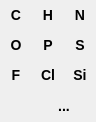
schrodinger/sketcher, file src/schrodinger/sketcher/ui/set_atom_widget.ui: the form before one commit.
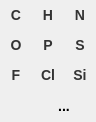
The form after the commit. Icons and pictures are not drawn. Custom widgets are drawn as their Qt base class.

Commit message: SKETCH-1527. Replace atom and bond wildcard icons with text equivalents

Diff of the .ui file:
```diff
--- a/src/schrodinger/sketcher/ui/set_atom_widget.ui
+++ b/src/schrodinger/sketcher/ui/set_atom_widget.ui
@@ -61,6 +61,7 @@
       <string notr="true">QToolButton {
 border : none;
 font: bold 14px;
+color: #333333;
 }</string>
      </property>
      <property name="text">
@@ -109,6 +110,7 @@
       <string notr="true">QToolButton {
 border : none;
 font: bold 14px;
+color: #333333;
 }</string>
      </property>
      <property name="text">
@@ -157,6 +159,7 @@
       <string notr="true">QToolButton {
 border : none;
 font: bold 14px;
+color: #333333;
 }</string>
      </property>
      <property name="text">
@@ -205,6 +208,7 @@
       <string notr="true">QToolButton {
 border : none;
 font: bold 14px;
+color: #333333;
 }</string>
      </property>
      <property name="text">
@@ -253,6 +257,7 @@
       <string notr="true">QToolButton {
 border : none;
 font: bold 14px;
+color: #333333;
 }</string>
      </property>
      <property name="text">
@@ -301,6 +306,7 @@
       <string notr="true">QToolButton {
 border : none;
 font: bold 14px;
+color: #333333;
 }</string>
      </property>
      <property name="text">
@@ -349,6 +355,7 @@
       <string notr="true">QToolButton {
 border : none;
 font: bold 14px;
+color: #333333;
 }</string>
      </property>
      <property name="text">
@@ -397,6 +404,7 @@
       <string notr="true">QToolButton {
 border : none;
 font: bold 14px;
+color: #333333;
 }</string>
      </property>
      <property name="text">
@@ -445,6 +453,7 @@
       <string notr="true">QToolButton {
 border : none;
 font: bold 14px;
+color: #333333;
 }</string>
      </property>
      <property name="text">
```
Left out of the diff: 7 changed lines with no effect on the pictures. The commit also changes 6 other files.
